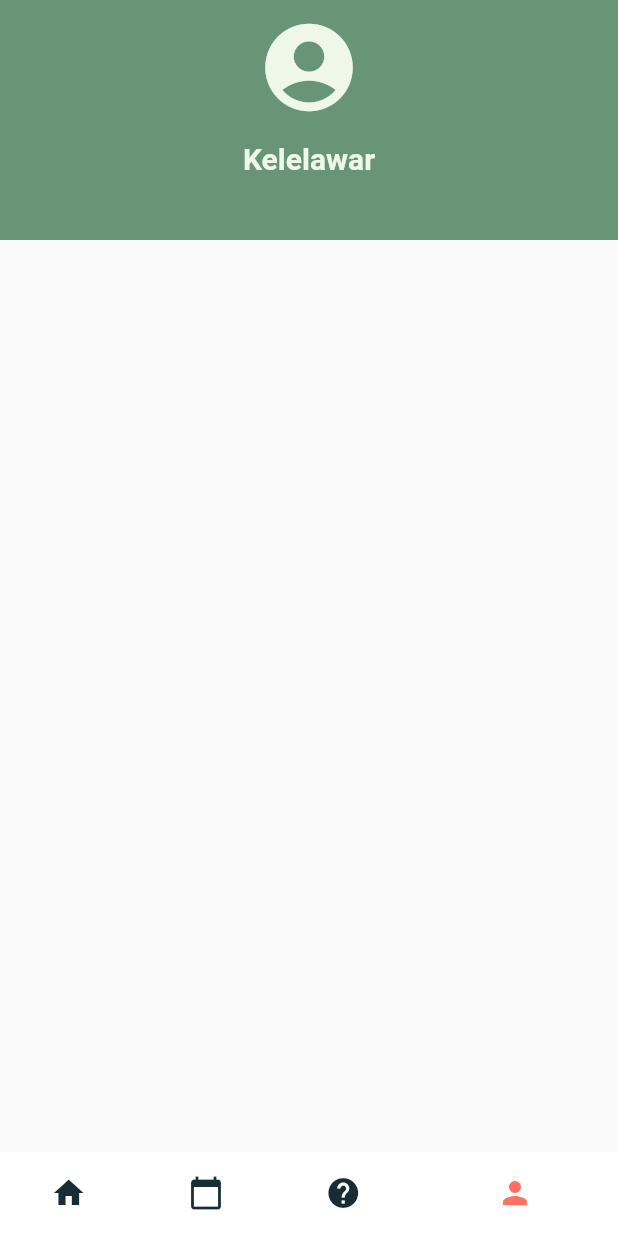
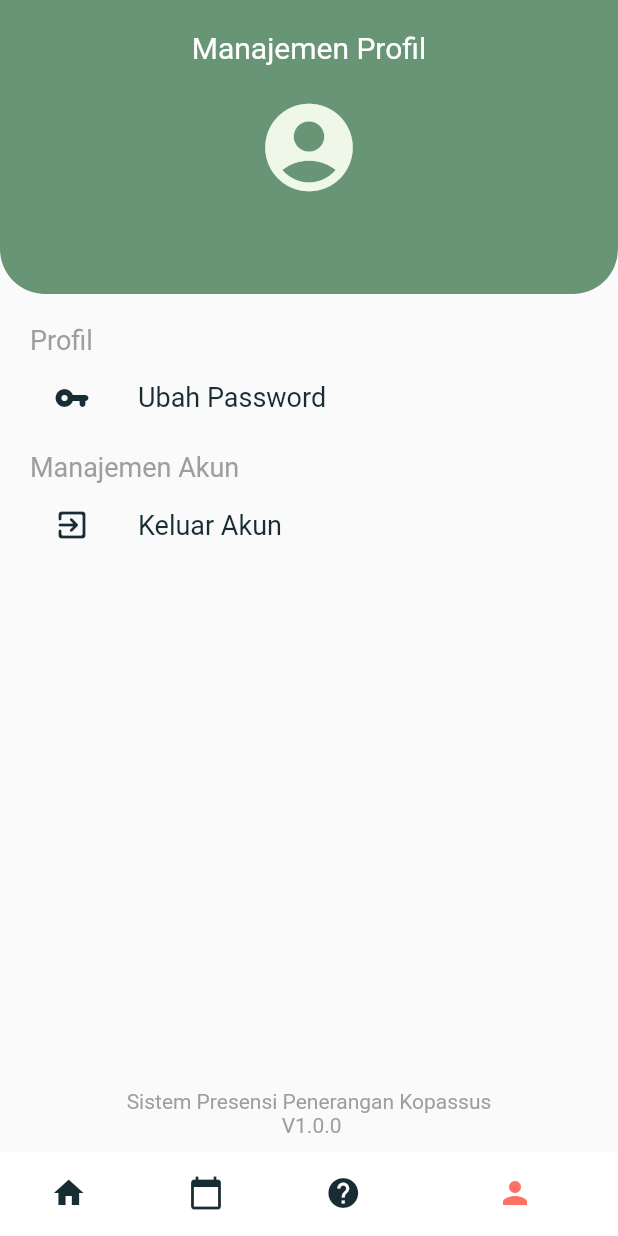
Before and after one commit to RafiIzzatulRizquFaris/penerangan_kops, a Flutter app: the MainNavigation screen opened directly, item 4 of the bottom bar chosen, on a phone screen of 412 x 824 dp. Run offline on Flutter 3.47's test engine with Material 2 defaults, Android fonts, the phone set to English and light mode, and no system bars; our stand-ins replace animated_text_kit, cloud_firestore, geolocator, progress_dialog, rflutter_alert, shared_preferences and 1 more; missing offline and left inert: app_settings, snapping_sheet; accounts and stored records are empty.

Commit message:
change animation text in splash.dart change layout in profile.dart

```diff
--- a/lib/screen/profile.dart
+++ b/lib/screen/profile.dart
@@ -1,5 +1,7 @@
+import 'package:flutter/cupertino.dart';
 import 'package:flutter/material.dart';
 import 'package:penerangan_kops/constants.dart';
+import 'package:shared_preferences/shared_preferences.dart';
 
 class Profile extends StatefulWidget {
   @override
@@ -7,26 +9,133 @@ class Profile extends StatefulWidget {
 }
 
 class _ProfileState extends State<Profile> {
+  SharedPreferences preferences;
+  String name = "Unknown";
+
+  @override
+  void initState() {
+    super.initState();
+    initializePreference();
+  }
+
   @override
   Widget build(BuildContext context) {
     return Column(
       children: [
         Container(
-          height: 160,
-          color: AppColor.accentColor,
           width: MediaQuery.of(context).size.width,
+          decoration: BoxDecoration(
+            color: AppColor.accentColor,
+            borderRadius: BorderRadius.only(
+              bottomLeft: Radius.circular(30),
+              bottomRight: Radius.circular(30),
+            ),
+          ),
           child: SafeArea(
-            child: Column(
+            child: Padding(
+              padding: EdgeInsets.only(
+                top: 20,
+                bottom: 20,
+              ),
+              child: Column(
+                children: [
+                  Text(
+                    "Manajemen Profil",
+                    textAlign: TextAlign.center,
+                    style: TextStyle(
+                      color: Colors.white,
+                      fontSize: 20.0,
+                    ),
+                  ),
+                  SizedBox(
+                    height: 20,
+                  ),
+                  Icon(
+                    Icons.account_circle,
+                    color: AppColor.primaryColor,
+                    size: 70,
+                  ),
+                  SizedBox(
+                    height: 8,
+                  ),
+                  Text(
+                    name,
+                    style: TextStyle(
+                        color: AppColor.primaryColor,
+                        fontSize: 30,
+                        fontWeight: FontWeight.bold),
+                  ),
+                ],
+              ),
+            ),
+          ),
+        ),
+        Expanded(
+          child: Padding(
+            padding: EdgeInsets.all(20),
+            child: ListView(
               children: [
-                SizedBox(height: 10,),
-                Icon(Icons.account_circle, color: AppColor.primaryColor,size: 70,),
-                SizedBox(height: 14,),
-                Text("Kelelawar", style: TextStyle(color: AppColor.primaryColor,fontSize: 20, fontWeight: FontWeight.bold),)
+                Text(
+                  "Profil",
+                  style: TextStyle(
+                    color: Colors.grey,
+                    fontSize: 18,
+                  ),
+                ),
+                ListTile(
+                  leading: Icon(
+                    Icons.vpn_key_rounded,
+                    color: AppColor.blackColor,
+                  ),
+                  title: Text(
+                    "Ubah Password",
+                    style:
+                        TextStyle(color: AppColor.blackColor, fontSize: 18.0),
+                  ),
+                ),
+                SizedBox(
+                  height: 8,
+                ),
+                Text(
+                  "Manajemen Akun",
+                  style: TextStyle(
+                    color: Colors.grey,
+                    fontSize: 18,
+                  ),
+                ),
+                ListTile(
+                  leading: Icon(
+                    Icons.exit_to_app_rounded,
+                    color: AppColor.blackColor,
+                  ),
+                  title: Text(
+                    "Keluar Akun",
+                    style:
+                        TextStyle(color: AppColor.blackColor, fontSize: 18.0),
+                  ),
+                ),
               ],
             ),
           ),
-        )
+        ),
+        Padding(
+          padding: EdgeInsets.all(10),
+          child: Text(
+            "Sistem Presensi Penerangan Kopassus \n V1.0.0",
+            textAlign: TextAlign.center,
+            style: TextStyle(
+              color: Colors.grey,
+            ),
+          ),
+        ),
       ],
     );
   }
+
+  initializePreference() async {
+    preferences = await SharedPreferences.getInstance();
+    setState(() {
+      name = preferences.get(PreferenceKey.name).toString();
+    });
+  }
 }
--- a/lib/screen/splash.dart
+++ b/lib/screen/splash.dart
@@ -42,10 +42,10 @@ class SplashScreen extends State<Splash> {
             Row(
               mainAxisAlignment: MainAxisAlignment.center,
               children: [
-                TypewriterAnimatedTextKit(
+                FadeAnimatedTextKit(
                   text: ["Sistem Presensi \nPenerangan Kopassus"],
                   totalRepeatCount: 5,
-                  speed: Duration(seconds: 2),
+                  duration: Duration(seconds: 5),
                   pause: Duration(seconds: 1),
                   displayFullTextOnTap: true,
                   textStyle: TextStyle(
```
